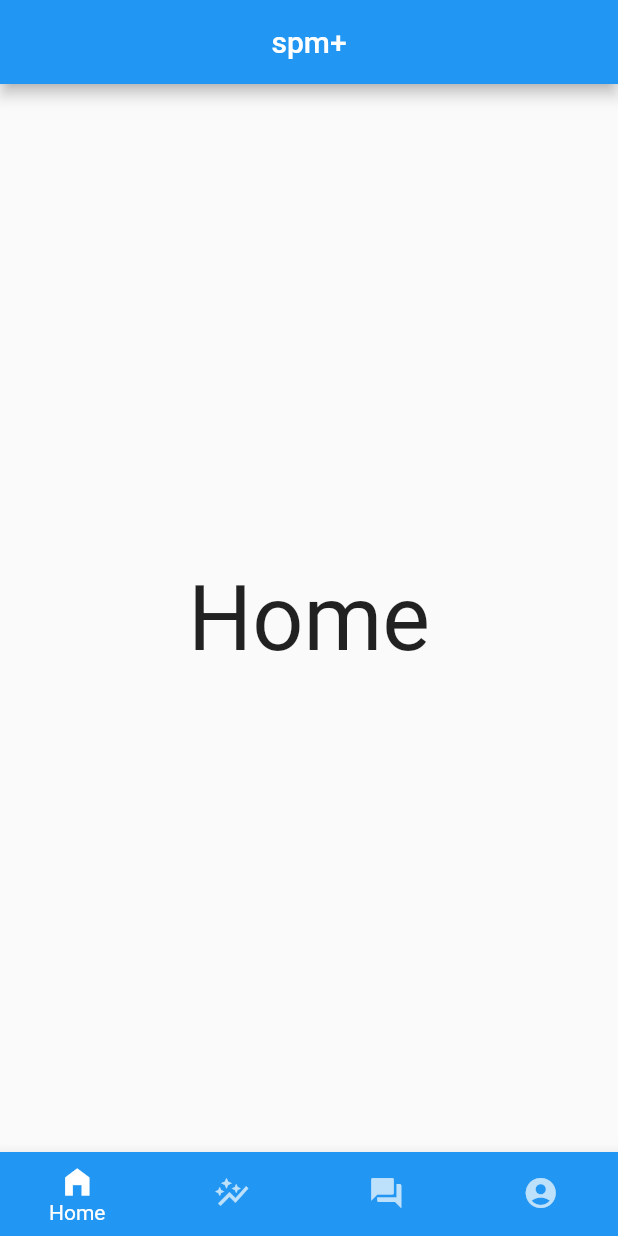
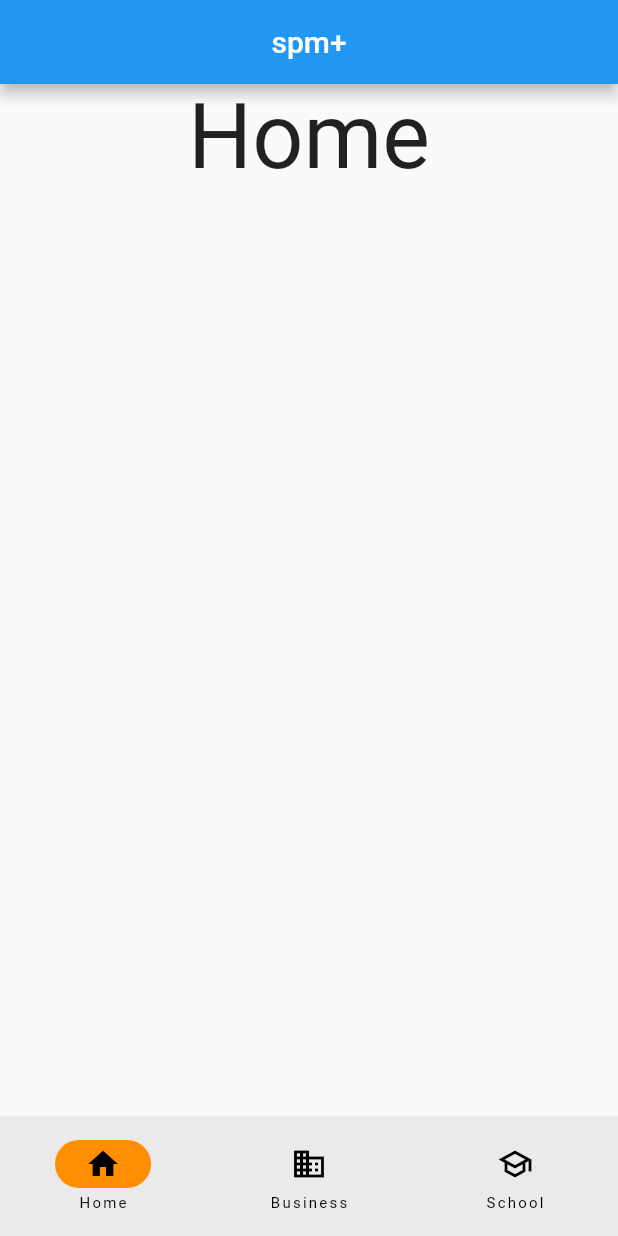
Before and after one commit to YIsheng2002/spm-, a Flutter app: the screen it shows after launch, on a phone screen of 412 x 824 dp. Run offline on Flutter 3.47's test engine with Material 2 defaults, Android fonts, the phone set to English and light mode, and no system bars; our stand-ins replace go_router.

```diff
--- a/lib/bottomNavbar/bottomNavBar.dart
+++ b/lib/bottomNavbar/bottomNavBar.dart
@@ -1,4 +1,7 @@
 import 'package:flutter/material.dart';
+import 'package:testing/screens/analysis.dart';
+import 'package:testing/screens/home.dart';
+import 'package:testing/screens/subject.dart';
 
 class MenuBottom extends StatefulWidget {
   const MenuBottom({super.key});
@@ -10,40 +13,41 @@ class MenuBottom extends StatefulWidget {
 class _MenuBottomState extends State<MenuBottom> {
   int currentIndex = 0;
 
+  PageController _pageController = PageController();
+  List<Widget> _screen = [Home(),Analysis(),Subject()];
+
+
+
+
   @override
   Widget build(BuildContext context) {
-    return BottomNavigationBar(
-        type: BottomNavigationBarType.fixed,
-        backgroundColor: Colors.blue,
-        selectedItemColor: Colors.white,
-        unselectedItemColor: Colors.white70,
-        iconSize: 24,
-        showUnselectedLabels: false,
+    return Scaffold(
+      bottomNavigationBar: NavigationBar(
+        onDestinationSelected: (int index) {
+          setState(() {
+            currentIndex = index;
+          });
+        },
+        indicatorColor: Colors.amber[800],
+        selectedIndex: currentIndex,
+        destinations: const <Widget>[
+          NavigationDestination(
+            selectedIcon: Icon(Icons.home),
+            icon: Icon(Icons.home_outlined),
+            label: 'Home'
+          ),
+          NavigationDestination(
+            icon: Icon(Icons.business),
+            label: 'Business',
+          ),
+          NavigationDestination(
+            selectedIcon: Icon(Icons.school),
+            icon: Icon(Icons.school_outlined),
+            label: 'School',
+          ),
+        ],
+      ),
 
-        currentIndex: currentIndex,
-        onTap: (index) => setState(() => currentIndex = index,),
-        items: const [
-          BottomNavigationBarItem(
-            icon: Icon(Icons.home_filled),
-            label: 'Home',
-            backgroundColor: Colors.blue,
-          ),
-          BottomNavigationBarItem(
-            icon: Icon(Icons.auto_graph),
-            label: 'Analytics',
-            backgroundColor: Colors.blue,
-          ),
-          BottomNavigationBarItem(
-            icon: Icon(Icons.forum),
-            label: 'Forum',
-            backgroundColor: Colors.blue,
-          ),
-          BottomNavigationBarItem(
-            icon: Icon(Icons.account_circle_rounded),
-            label: 'Account',
-            backgroundColor: Colors.blue,
-          ),
-        ]
     );
   }
 }
--- a/lib/main.dart
+++ b/lib/main.dart
@@ -1,17 +1,70 @@
 import 'package:flutter/material.dart';
 import 'package:testing/routes/app_route_config.dart';
+import 'package:testing/screens/analysis.dart';
+import 'package:testing/screens/home.dart';
+import 'package:testing/screens/subject.dart';
 
-void main() => runApp(MyApp());
+void main() {
+  runApp(MaterialApp(
+    home: MyApp(),
+  ));
+}
 
-class MyApp extends StatelessWidget {
-  const MyApp({super.key});
+class MyApp extends StatefulWidget {
+  const MyApp({Key? key}) : super(key: key);
+
+  @override
+  State<MyApp> createState() => _MyAppState();
+}
+
+class _MyAppState extends State<MyApp> {
+  PageController _pageController = PageController();
+  List<Widget> _screen = [Home(), Analysis(),Subject()];
+  int _selectedIndex = 0;
+
+  void _onPageChanged(int index) {
+    setState(() {
+      _selectedIndex = index;
+    });
+  }
+
+  void _onItemTapped(int selectedIndex) {
+    _pageController.jumpToPage(selectedIndex);
+  }
 
   @override
   Widget build(BuildContext context) {
-    return MaterialApp.router(
-      debugShowCheckedModeBanner: false,
-      routeInformationParser: MyAppRouter().router.routeInformationParser,
-      routerDelegate: MyAppRouter().router.routerDelegate,
+    return Scaffold(
+      appBar: AppBar(
+        title: const Text('spm+'),
+        centerTitle: true,
+      ),
+      body: PageView(
+        controller: _pageController,
+        children: _screen,
+        onPageChanged: _onPageChanged,
+      ),
+      bottomNavigationBar: NavigationBar(
+        onDestinationSelected: _onItemTapped,
+        indicatorColor: Colors.amber[800],
+        selectedIndex: _selectedIndex,
+        destinations: const <Widget>[
+          NavigationDestination(
+            selectedIcon: Icon(Icons.home),
+            icon: Icon(Icons.home_outlined),
+            label: 'Home',
+          ),
+          NavigationDestination(
+            icon: Icon(Icons.business),
+            label: 'Business',
+          ),
+          NavigationDestination(
+            selectedIcon: Icon(Icons.school),
+            icon: Icon(Icons.school_outlined),
+            label: 'School',
+          ),
+        ],
+      ),
     );
   }
 }
--- a/lib/screens/home.dart
+++ b/lib/screens/home.dart
@@ -1,6 +1,7 @@
 import 'package:flutter/material.dart';
 import 'package:go_router/go_router.dart';
 import 'package:testing/bottomNavbar/bottomNavBar.dart';
+import 'package:testing/screens/analysis.dart';
 
 class Home extends StatefulWidget {
   const Home({super.key});
@@ -10,21 +11,35 @@ class Home extends StatefulWidget {
 }
 
 class _MyAppState extends State<Home> {
+
+  PageController _pageController = PageController();
+  List<Widget> _screen = [Analysis()];
+  int _selectedIndex =0;
+
+  void _onPageChanged(int index){
+    setState(() {
+      _selectedIndex =index;
+    });
+
+  }
+  void _onItemTapped (int selectedIndex){
+    _pageController.jumpToPage(selectedIndex);
+  }
+
   @override
   Widget build(BuildContext context) {
-    return MaterialApp(
-      home: Scaffold(
-        appBar: AppBar(
-          title: const Text('spm+'),
-          centerTitle: true,
-        ),
-        body: const Center(
-          child: Text('Home',
-            style: TextStyle(fontSize: 60),
+    return Scaffold(
+
+        body: Center(
+          child: Column(
+            children: [
+              Text("Home",
+                style: TextStyle(fontSize: 60),)
+            ],
           ),
-        ),
-        bottomNavigationBar: const MenuBottom(),
-      ),
-    );
+        )
+
+      );
+
   }
 }
--- a/lib/screens/subject.dart
+++ b/lib/screens/subject.dart
@@ -11,15 +11,13 @@ class Subject extends StatefulWidget {
 class _MyAppState extends State<Subject> {
   @override
   Widget build(BuildContext context) {
-    return MaterialApp(
-      home: Scaffold(
+    return  Scaffold(
         body: const Center(
           child: Text('Subject',
             style: TextStyle(fontSize: 60),
           ),
         ),
-        bottomNavigationBar: const MenuBottom(),
-      ),
+
     );
   }
 }
```
Also changed, not shown: lib/screens/analysis.dart (+3 -7 lines), pubspec.lock.
